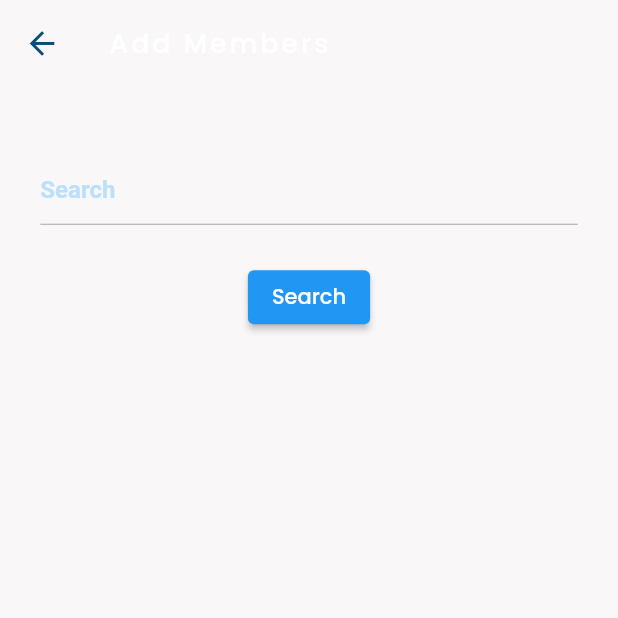
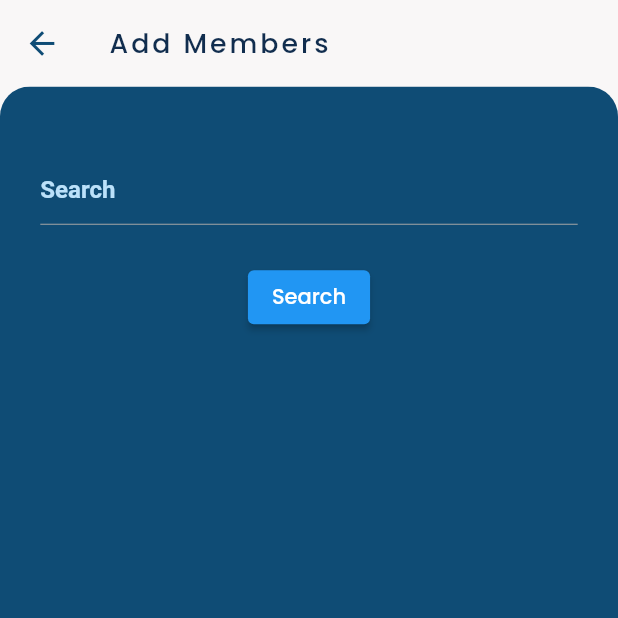
Before and after one commit to smit-kukadiya/EduInfo, a Flutter app: the AddMembersINGroup screen opened directly with empty values, on a phone screen of 412 x 824 dp, the top half of it. Run offline on Flutter 3.47's test engine with Material 2 defaults, Android fonts, the phone set to English and light mode, and no system bars; our stand-ins replace cloud_firestore, firebase_auth, firebase_core, firebase_storage, flutter_svg, get and 4 more; accounts and stored records are empty; project files that could hold a hidden picture were left out.

```diff
--- a/lib/group_chats/add_members.dart
+++ b/lib/group_chats/add_members.dart
@@ -1,3 +1,4 @@
+import 'package:EduInfo/constants.dart';
 import 'package:cloud_firestore/cloud_firestore.dart';
 import 'package:flutter/material.dart';
 
@@ -68,9 +69,17 @@ class _AddMembersINGroupState extends State<AddMembersINGroup> {
 
     return Scaffold(
       appBar: AppBar(
-        title: Text("Add Members"),
+        title: Text("Add Members", style: TextStyle(color: kTextWhiteColor),),
       ),
-      body: SingleChildScrollView(
+      body: Column(
+        children: [
+          Expanded(
+            child: Container(
+              decoration: BoxDecoration(
+                borderRadius: kTopBorderRadius,
+                color: kOtherColor,
+              ),
+      child: SingleChildScrollView(
         child: Column(
           mainAxisSize: MainAxisSize.min,
           children: [
@@ -121,6 +130,10 @@ class _AddMembersINGroupState extends State<AddMembersINGroup> {
           ],
         ),
       ),
+            ),
+          ),
+        ],
+      ),
     );
   }
 }
--- a/lib/group_chats/create_group/create_group.dart
+++ b/lib/group_chats/create_group/create_group.dart
@@ -1,5 +1,8 @@
 import 'package:EduInfo/constants.dart';
+import 'package:EduInfo/group_chats/group_chat_room.dart';
+import 'package:EduInfo/group_chats/group_chat_screen.dart';
 import 'package:EduInfo/screens/assignment_screen/announcement_demo_screen.dart';
+import 'package:EduInfo/screens/home_screen/home_screen.dart';
 import 'package:cloud_firestore/cloud_firestore.dart';
 import 'package:firebase_auth/firebase_auth.dart';
 import 'package:flutter/material.dart';
@@ -52,7 +55,7 @@ class _CreateGroupState extends State<CreateGroup> {
     });
 
     Navigator.of(context).pushAndRemoveUntil(
-        MaterialPageRoute(builder: (_) => AnnouncementDemoScreen()), (route) => false);
+        MaterialPageRoute(builder: (_) => GroupChatHomeScreen()), (route) => false);
   }
 
   @override
--- a/lib/group_chats/group_chat_screen.dart
+++ b/lib/group_chats/group_chat_screen.dart
@@ -7,9 +7,10 @@ import 'package:flutter/material.dart';
 
 class GroupChatHomeScreen extends StatefulWidget {
   const GroupChatHomeScreen({Key? key}) : super(key: key);
+  static String routeName = 'GroupChatHomeScreen';
 
   @override
-  _GroupChatHomeScreenState createState() => _GroupChatHomeScreenState();
+  State<GroupChatHomeScreen> createState() => _GroupChatHomeScreenState();
 }
 
 class _GroupChatHomeScreenState extends State<GroupChatHomeScreen> {
@@ -47,7 +48,7 @@ class _GroupChatHomeScreenState extends State<GroupChatHomeScreen> {
 
     return Scaffold(
       appBar: AppBar(
-        title: Text("Groups", style: TextStyle(color: kTextWhiteColor),),
+        title: Text("Announcement", style: TextStyle(color: kTextWhiteColor),),
       ),
       body: Column(
         children: [
--- a/lib/routes.dart
+++ b/lib/routes.dart
@@ -16,6 +16,7 @@ import 'package:EduInfo/screens/result_screen/result_screen.dart';
 import 'package:EduInfo/screens/events_screen/events_screen.dart';
 import 'package:EduInfo/screens/assignment_screen/announcement_screen.dart';
 import 'package:EduInfo/screens/assignment_screen/announcement_demo_screen.dart';
+import 'package:EduInfo/group_chats/group_chat_screen.dart';
 import 'screens/forgot_password_screen/forgot_password_screen.dart';
 import 'package:EduInfo/auth/main_page.dart';
 import 'package:flutter/cupertino.dart';
@@ -53,4 +54,5 @@ Map<String, WidgetBuilder> routes = {
   AddEventsScreen.routeName: (context) => AddEventsScreen(),
   AnnouncementScreen.routeName: (context) => AnnouncementScreen(),
   AnnouncementDemoScreen.routeName: (context) => AnnouncementDemoScreen(),
+  GroupChatHomeScreen.routeName: (context) => GroupChatHomeScreen(),
 };
--- a/lib/screens/home_screen/home_screen.dart
+++ b/lib/screens/home_screen/home_screen.dart
@@ -1,4 +1,5 @@
 import 'package:EduInfo/auth/auth_controller.dart';
+import 'package:EduInfo/group_chats/group_chat_screen.dart';
 import 'package:EduInfo/screens/add_parent/add_parent.dart';
 import 'package:EduInfo/screens/add_student/add_student.dart';
 import 'package:EduInfo/screens/assignment_screen/announcement_demo_screen.dart';
@@ -18,6 +19,7 @@ import 'package:EduInfo/screens/my_profile/my_profile.dart';
 import 'package:EduInfo/screens/events_screen/events_screen.dart';
 import 'package:EduInfo/screens/result_screen/result_screen.dart';
 import 'package:EduInfo/screens/time_table_screen/time_table_screen.dart';
+import 'package:EduInfo/group_chats/group_chat_screen.dart';
 import 'package:flutter/material.dart';
 import 'package:flutter_svg/svg.dart';
 import 'package:sizer/sizer.dart';
@@ -181,7 +183,7 @@ class _HomeScreenState extends State<HomeScreen> {
                           onPress: () {
                             //go to assignment screen here
                             Navigator.pushNamed(
-                                context, AnnouncementDemoScreen.routeName);
+                                context, GroupChatHomeScreen.routeName);
                           },
                           icon: 'assets/icons/assignment.svg',
                           title: 'Announcement',
--- /dev/null
+++ b/task.txt
@@ -0,0 +1,3 @@
+Payment fees section
+Contact detail for student and parent
+Event Section to connect database and redirect data
```
Also changed, not shown: lib/group_chats/group_info.dart (+7 -3 lines), lib/screens/sign_up_screen/sign_up_screen.dart (+16 -0 lines), 3 other files.
